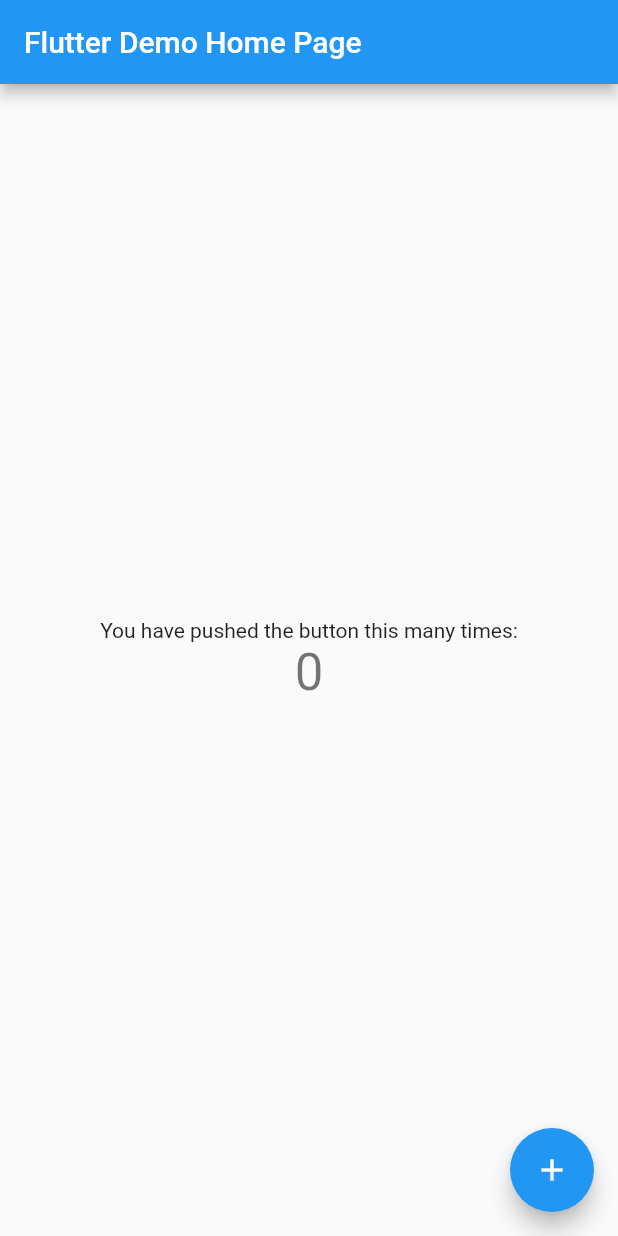
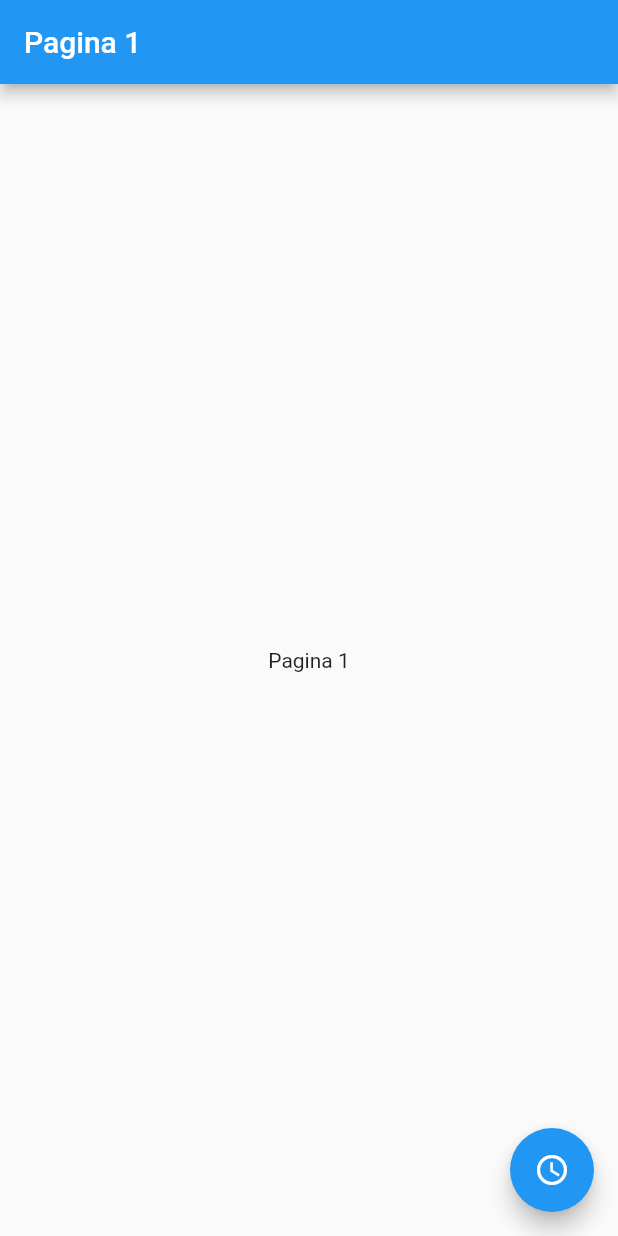
Before and after one commit to guillermoherrera/transicion_app, a Flutter app: the screen it shows after launch, on a phone screen of 412 x 824 dp. Run offline on Flutter 3.47's test engine with Material 2 defaults, Android fonts, the phone set to English and light mode, and no system bars.

Commit message:
inicio
creacion de pagina 1 y 2

```diff
--- a/lib/main.dart
+++ b/lib/main.dart
@@ -1,111 +1,15 @@
 import 'package:flutter/material.dart';
+import 'package:trancision_app/pages/pagina1_page.dart';
 
 void main() => runApp(MyApp());
 
 class MyApp extends StatelessWidget {
-  // This widget is the root of your application.
   @override
   Widget build(BuildContext context) {
     return MaterialApp(
-      title: 'Flutter Demo',
-      theme: ThemeData(
-        // This is the theme of your application.
-        //
-        // Try running your application with "flutter run". You'll see the
-        // application has a blue toolbar. Then, without quitting the app, try
-        // changing the primarySwatch below to Colors.green and then invoke
-        // "hot reload" (press "r" in the console where you ran "flutter run",
-        // or simply save your changes to "hot reload" in a Flutter IDE).
-        // Notice that the counter didn't reset back to zero; the application
-        // is not restarted.
-        primarySwatch: Colors.blue,
-      ),
-      home: MyHomePage(title: 'Flutter Demo Home Page'),
+      debugShowCheckedModeBanner: false,
+      title: 'Material App',
+      home: Pagina1Page()
     );
   }
 }
-
-class MyHomePage extends StatefulWidget {
-  MyHomePage({Key key, this.title}) : super(key: key);
-
-  // This widget is the home page of your application. It is stateful, meaning
-  // that it has a State object (defined below) that contains fields that affect
-  // how it looks.
-
-  // This class is the configuration for the state. It holds the values (in this
-  // case the title) provided by the parent (in this case the App widget) and
-  // used by the build method of the State. Fields in a Widget subclass are
-  // always marked "final".
-
-  final String title;
-
-  @override
-  _MyHomePageState createState() => _MyHomePageState();
-}
-
-class _MyHomePageState extends State<MyHomePage> {
-  int _counter = 0;
-
-  void _incrementCounter() {
-    setState(() {
-      // This call to setState tells the Flutter framework that something has
-      // changed in this State, which causes it to rerun the build method below
-      // so that the display can reflect the updated values. If we changed
-      // _counter without calling setState(), then the build method would not be
-      // called again, and so nothing would appear to happen.
-      _counter++;
-    });
-  }
-
-  @override
-  Widget build(BuildContext context) {
-    // This method is rerun every time setState is called, for instance as done
-    // by the _incrementCounter method above.
-    //
-    // The Flutter framework has been optimized to make rerunning build methods
-    // fast, so that you can just rebuild anything that needs updating rather
-    // than having to individually change instances of widgets.
-    return Scaffold(
-      appBar: AppBar(
-        // Here we take the value from the MyHomePage object that was created by
-        // the App.build method, and use it to set our appbar title.
-        title: Text(widget.title),
-      ),
-      body: Center(
-        // Center is a layout widget. It takes a single child and positions it
-        // in the middle of the parent.
-        child: Column(
-          // Column is also a layout widget. It takes a list of children and
-          // arranges them vertically. By default, it sizes itself to fit its
-          // children horizontally, and tries to be as tall as its parent.
-          //
-          // Invoke "debug painting" (press "p" in the console, choose the
-          // "Toggle Debug Paint" action from the Flutter Inspector in Android
-          // Studio, or the "Toggle Debug Paint" command in Visual Studio Code)
-          // to see the wireframe for each widget.
-          //
-          // Column has various properties to control how it sizes itself and
-          // how it positions its children. Here we use mainAxisAlignment to
-          // center the children vertically; the main axis here is the vertical
-          // axis because Columns are vertical (the cross axis would be
-          // horizontal).
-          mainAxisAlignment: MainAxisAlignment.center,
-          children: <Widget>[
-            Text(
-              'You have pushed the button this many times:',
-            ),
-            Text(
-              '$_counter',
-              style: Theme.of(context).textTheme.display1,
-            ),
-          ],
-        ),
-      ),
-      floatingActionButton: FloatingActionButton(
-        onPressed: _incrementCounter,
-        tooltip: 'Increment',
-        child: Icon(Icons.add),
-      ), // This trailing comma makes auto-formatting nicer for build methods.
-    );
-  }
-}
--- /dev/null
+++ b/lib/pages/pagina1_page.dart
@@ -0,0 +1,19 @@
+import 'package:flutter/material.dart';
+
+class Pagina1Page extends StatelessWidget {
+  @override
+  Widget build(BuildContext context) {
+    return Scaffold(
+      appBar: AppBar(
+        title: Text('Pagina 1')
+      ),
+      body: Center(
+        child: Text('Pagina 1')
+      ),
+      floatingActionButton: FloatingActionButton(
+        child: Icon(Icons.access_time),
+        onPressed: (){}
+      ),
+    );
+  }
+}
```
Also changed, not shown: lib/pages/pagina2_page.dart (added, +16 -0 lines), 1 other file.
